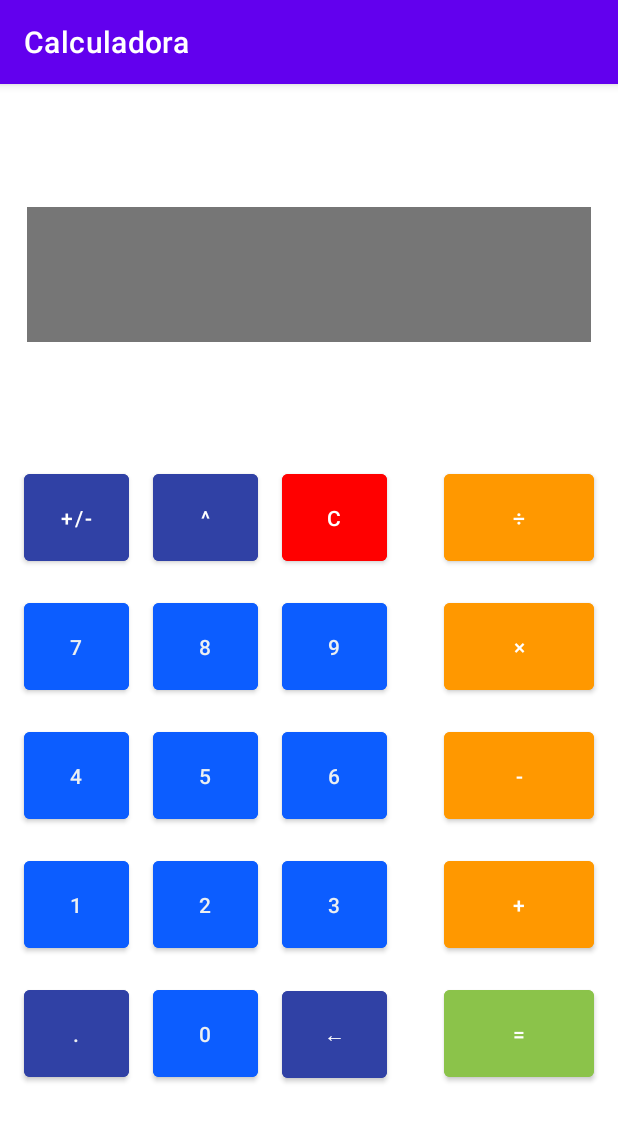
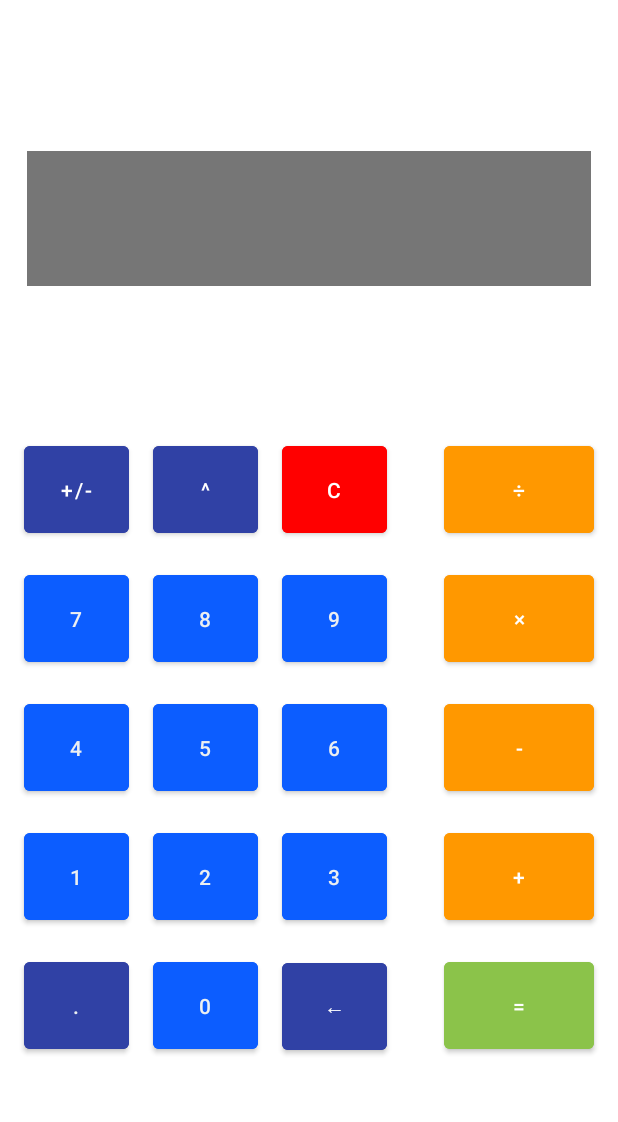
Before and after one commit to JCAvila2/Actividad-5, an Android app: the screen it shows after launch (MainActivity), on a phone screen of 412 x 824 dp. Shown: the top 1122 px of the screen. Run offline under Robolectric (Android 15) with nearby library versions, the phone set to English and light mode, and no system bars; 42 statements that could not run were skipped.

Commit message:
Versión final. Se oculto la barra de acciones y se modificaron algunas variables de colores.

```diff
--- a/app/src/main/java/Actividad5/calculadora/MainActivity.java
+++ b/app/src/main/java/Actividad5/calculadora/MainActivity.java
@@ -3,7 +3,6 @@ package Actividad5.calculadora;
 import static Actividad5.calculadora.R.*;
 import androidx.appcompat.app.AppCompatActivity;
 import androidx.constraintlayout.widget.ConstraintLayout;
-
 import android.app.AlertDialog;
 import android.content.DialogInterface;
 import android.graphics.Color;
@@ -15,20 +14,24 @@ import android.util.Log;
 
 public class MainActivity extends AppCompatActivity {
 
-    // Variables
+    // Declaracion de Variables
     ConstraintLayout layout;
     TextView pantalla;
     String valor = "", valorPantallaUsuario = "";
     boolean limpiar;
 
-    // Variables de botones
+
+    // Declaracion de Variables de botones
     Button boton1, boton2, boton3, boton4, boton5, boton6, boton7, boton8, boton9, boton0, botonPunto;
     Button botonSuma, botonResta, botonMultiplicacion, botonDivision, botonLimpiar, botonCambiarSigno, botonElevar, botonBorrar, botonResultado;
+
 
     @Override
     protected void onCreate(Bundle savedInstanceState) {
         super.onCreate(savedInstanceState);
         setContentView(R.layout.activity_main);
+        getSupportActionBar().hide();
+
 
         // Iniciacion de variables
         layout = findViewById(id.layout_main);
@@ -103,6 +106,7 @@ public class MainActivity extends AppCompatActivity {
             }
         });
 
+
         // Listener botones de operaciones (C, +, -, *, /, +/-, ^, ←)
         botonLimpiar = findViewById(id.buttonC);
         botonLimpiar.setOnClickListener(new View.OnClickListener() {
@@ -135,7 +139,6 @@ public class MainActivity extends AppCompatActivity {
                 actualizarPantalla("/");
             }
         });
-
         botonCambiarSigno = findViewById(id.buttonCambiarSigno);
         botonCambiarSigno.setOnClickListener(new View.OnClickListener() {
             public void onClick(View view) {
@@ -179,7 +182,6 @@ public class MainActivity extends AppCompatActivity {
                 Log.i("BOTON", "+/-");
             }
         });
-
         botonElevar = findViewById(id.buttonElevar);
         botonElevar.setOnClickListener(new View.OnClickListener() {
             public void onClick(View view) {
@@ -226,7 +228,7 @@ public class MainActivity extends AppCompatActivity {
         });
     }
 
-    // Funcion para actualizar el valor que se muestra al usuario
+    // Funcion para actualizar el valor que se muestra al usuario por la pantalla
     public void actualizarPantalla(String entrada) {
         pantalla.setTextColor(Color.BLACK);
         Log.i("BOTON", entrada);
--- a/app/src/main/res/values-night/themes.xml
+++ b/app/src/main/res/values-night/themes.xml
@@ -1,14 +1,6 @@
 <resources xmlns:tools="http://schemas.android.com/tools">
     <!-- Base application theme. -->
     <style name="Theme.Calculadora" parent="Theme.MaterialComponents.DayNight.DarkActionBar">
-        <!-- Primary brand color. -->
-        <item name="colorPrimary">@color/purple_200</item>
-        <item name="colorPrimaryVariant">@color/purple_700</item>
-        <item name="colorOnPrimary">@color/black</item>
-        <!-- Secondary brand color. -->
-        <item name="colorSecondary">@color/teal_200</item>
-        <item name="colorSecondaryVariant">@color/teal_200</item>
-        <item name="colorOnSecondary">@color/black</item>
         <!-- Status bar color. -->
         <item name="android:statusBarColor" tools:targetApi="l">?attr/colorPrimaryVariant</item>
         <!-- Customize your theme here. -->
--- a/app/src/main/res/values/colors.xml
+++ b/app/src/main/res/values/colors.xml
@@ -1,10 +1,6 @@
 <?xml version="1.0" encoding="utf-8"?>
 <resources>
-    <color name="purple_200">#FFBB86FC</color>
-    <color name="purple_500">#FF6200EE</color>
-    <color name="purple_700">#FF3700B3</color>
-    <color name="teal_200">#FF03DAC5</color>
-    <color name="teal_700">#FF018786</color>
+
     <color name="black">#FF000000</color>
     <color name="white">#FFFFFFFF</color>
 
--- a/app/src/main/res/values/themes.xml
+++ b/app/src/main/res/values/themes.xml
@@ -1,14 +1,6 @@
 <resources xmlns:tools="http://schemas.android.com/tools">
     <!-- Base application theme. -->
     <style name="Theme.Calculadora" parent="Theme.MaterialComponents.DayNight.DarkActionBar">
-        <!-- Primary brand color. -->
-        <item name="colorPrimary">@color/purple_500</item>
-        <item name="colorPrimaryVariant">@color/purple_700</item>
-        <item name="colorOnPrimary">@color/white</item>
-        <!-- Secondary brand color. -->
-        <item name="colorSecondary">@color/teal_200</item>
-        <item name="colorSecondaryVariant">@color/teal_700</item>
-        <item name="colorOnSecondary">@color/black</item>
         <!-- Status bar color. -->
         <item name="android:statusBarColor" tools:targetApi="l">?attr/colorPrimaryVariant</item>
         <!-- Customize your theme here. -->
```
